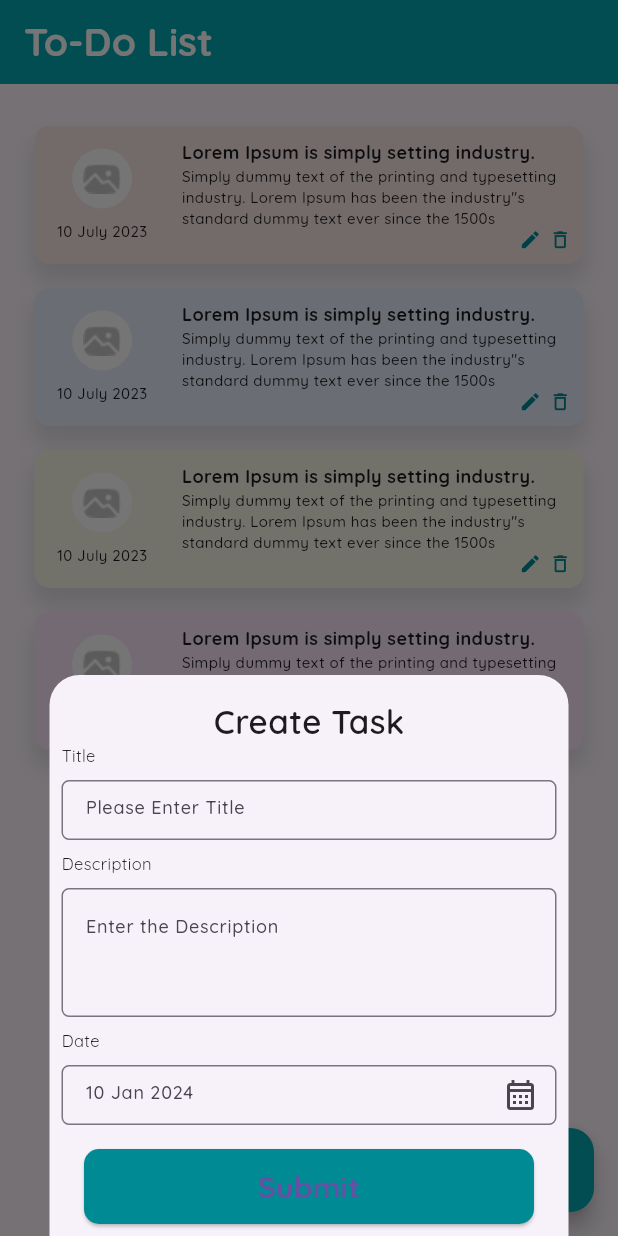
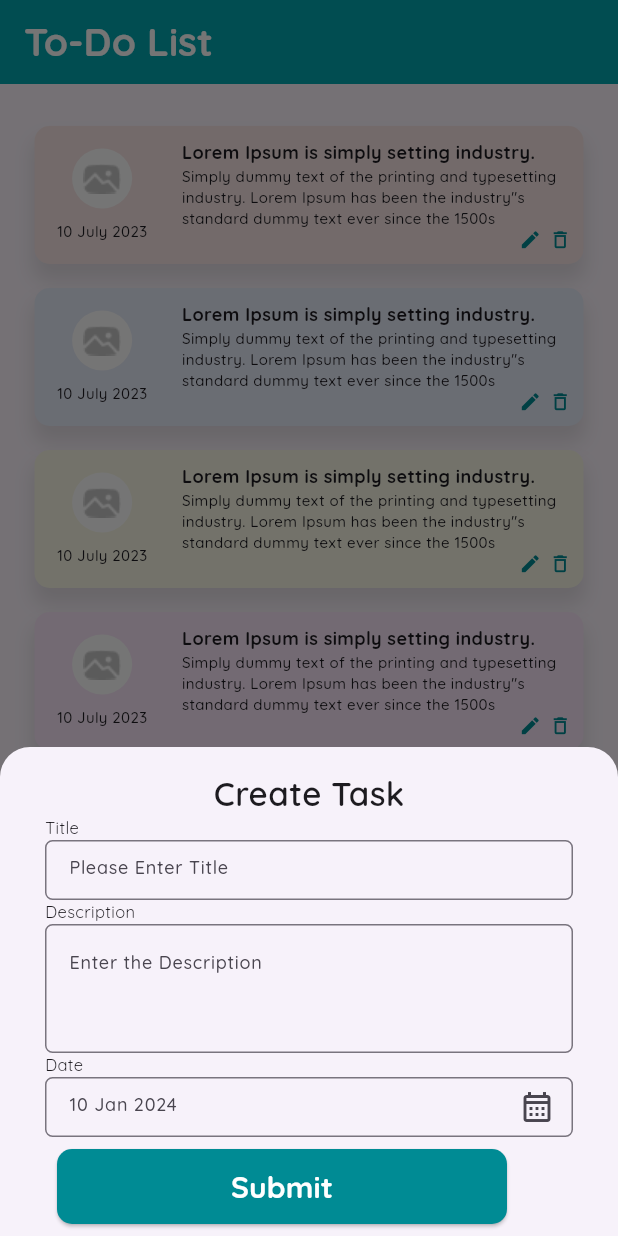
Before and after one commit to Flutter-Prashik/To-Do-List-Application-Flutter, a Flutter app: the screen it shows after launch, after a tap on the "add" icon, on a phone screen of 412 x 824 dp. Run offline on Flutter 3.47's test engine with Material 3 defaults, Android fonts, the phone set to English and light mode, and no system bars; our stand-ins replace google_fonts.

Commit message:
ToDo List basic

```diff
--- a/todo_list/lib/home_page/home_paged.dart
+++ b/todo_list/lib/home_page/home_paged.dart
@@ -118,35 +118,31 @@ class _HomePageState extends State<HomePage> {
       builder: (BuildContext context) {
         return Padding(
           padding: MediaQuery.of(context).viewInsets,
+          child: Padding(
+            padding: const EdgeInsets.symmetric(horizontal: 30),
             child: Column(
               mainAxisSize: MainAxisSize.min,
               mainAxisAlignment: MainAxisAlignment.start,
+              crossAxisAlignment: CrossAxisAlignment.start,
               children: [
                 Padding(
                   padding: const EdgeInsets.only(top: 15),
+                  child: Center(
                     child: Text(
                       'Create Task',
                       style: GoogleFonts.quicksand(
                           fontSize: 22, fontWeight: FontWeight.w600),
                     ),
                   ),
-              SizedBox(
-                width: 330,
-                child: Row(
-                  children: [
+                ),
                 Text(
                   'Title',
                   style: GoogleFonts.quicksand(
                       fontSize: 11, fontWeight: FontWeight.w400),
-                    )
-                  ],
                 ),
-              ),
-              Padding(
-                padding: const EdgeInsets.all(8.0),
-                child: SizedBox(
+                SizedBox(
                   height: 40,
-                  width: 330,
+                  // width: 330,
                   child: TextField(
                     controller: titleEditingController,
                     style: GoogleFonts.quicksand(
@@ -165,23 +161,13 @@ class _HomePageState extends State<HomePage> {
                     ),
                   ),
                 ),
-              ),
-              SizedBox(
-                width: 330,
-                child: Row(
-                  children: [
                 Text(
                   'Description',
                   style: GoogleFonts.quicksand(
                       fontSize: 11, fontWeight: FontWeight.w400),
-                    )
-                  ],
                 ),
-              ),
-              Padding(
-                padding: const EdgeInsets.all(8.0),
-                child: SizedBox(
-                  width: 330,
+                SizedBox(
+                  // width: 330,
                   child: TextField(
                     controller: descriptionEditingController,
                     style: GoogleFonts.quicksand(
@@ -201,24 +187,14 @@ class _HomePageState extends State<HomePage> {
                     ),
                   ),
                 ),
-              ),
-              SizedBox(
-                width: 330,
-                child: Row(
-                  children: [
                 Text(
                   'Date',
                   style: GoogleFonts.quicksand(
                       fontSize: 11, fontWeight: FontWeight.w400),
-                    )
-                  ],
                 ),
-              ),
-              Padding(
-                padding: const EdgeInsets.all(8.0),
-                child: SizedBox(
+                SizedBox(
                   height: 40,
-                  width: 330,
+                  // width: 330,
                   child: TextField(
                     onTap: () async {
                       DateTime? pickedDate = await showDatePicker(
@@ -252,7 +228,6 @@ class _HomePageState extends State<HomePage> {
                     ),
                   ),
                 ),
-              ),
                 Padding(
                   padding: const EdgeInsets.all(8.0),
                   child: ElevatedButton(
@@ -280,44 +255,20 @@ class _HomePageState extends State<HomePage> {
                       style: GoogleFonts.quicksand(
                         fontSize: 20,
                         fontWeight: FontWeight.w700,
+                        color: Colors.white,
                       ),
                     ),
                   ),
                 )
               ],
             ),
+          ),
         );
       },
     );
   }
 
-  @override
-  Widget build(BuildContext context) {
-    return Scaffold(
-      appBar: AppBar(
-        title: Text(
-          'To-Do List',
-          style:
-              GoogleFonts.quicksand(fontWeight: FontWeight.w700, fontSize: 26),
-        ),
-        backgroundColor: const Color(0xff02A7B1),
-        foregroundColor: const Color(0xffFFFFFF),
-      ),
-      floatingActionButton: FloatingActionButton(
-        onPressed: () {
-          modalbottomsheet(false);
-        },
-        backgroundColor: const Color(0xff02A7B1),
-        foregroundColor: const Color(0xffFFFFFF),
-        child: const Icon(
-          Icons.add,
-        ),
-      ),
-      body: Container(
-        margin: const EdgeInsets.symmetric(horizontal: 15, vertical: 20),
-        child: ListView.builder(
-          itemCount: list.length,
-          itemBuilder: ((context, index) {
+  Padding myCard(int index) {
     return Padding(
       padding: const EdgeInsets.all(8.0),
       child: Container(
@@ -420,6 +371,36 @@ class _HomePageState extends State<HomePage> {
         ),
       ),
     );
+  }
+
+  @override
+  Widget build(BuildContext context) {
+    return Scaffold(
+      appBar: AppBar(
+        title: Text(
+          'To-Do List',
+          style:
+              GoogleFonts.quicksand(fontWeight: FontWeight.w700, fontSize: 26),
+        ),
+        backgroundColor: const Color(0xff02A7B1),
+        foregroundColor: const Color(0xffFFFFFF),
+      ),
+      floatingActionButton: FloatingActionButton(
+        onPressed: () {
+          modalbottomsheet(false);
+        },
+        backgroundColor: const Color(0xff02A7B1),
+        foregroundColor: const Color(0xffFFFFFF),
+        child: const Icon(
+          Icons.add,
+        ),
+      ),
+      body: Container(
+        margin: const EdgeInsets.symmetric(horizontal: 15, vertical: 20),
+        child: ListView.builder(
+          itemCount: list.length,
+          itemBuilder: ((context, index) {
+            return myCard(index);
           }),
         ),
       ),
```
Lines whose indentation alone changed are shown as unchanged.
